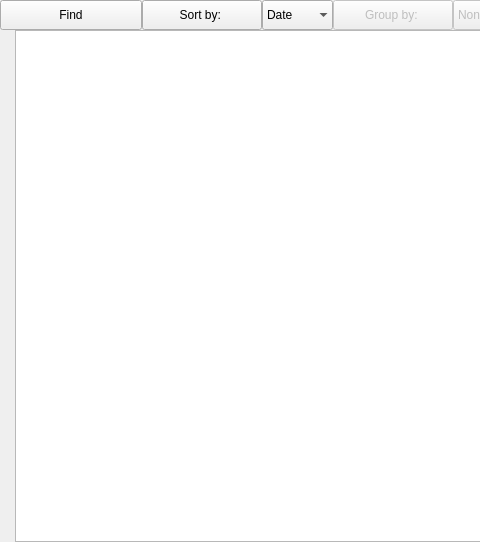
Old version of the form Sources/library_layout.ui in the repository JerryShe/O-Reader; both pictures show x 0 to 480 and y 0 to 542 of the 929 by 542 pixel window.
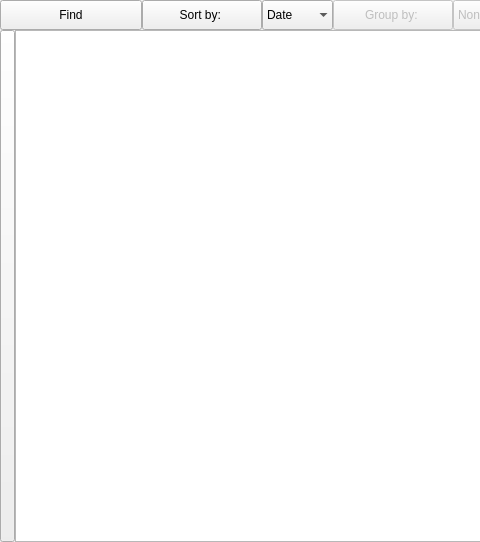
New version of the form. Custom widgets are drawn as their Qt base class.

Patch:
```diff
--- a/Sources/library_layout.ui
+++ b/Sources/library_layout.ui
@@ -328,12 +328,43 @@
    </item>
    <item>
     <layout class="QHBoxLayout" name="horizontalLayout">
+     <property name="spacing">
+      <number>0</number>
+     </property>
      <property name="leftMargin">
-      <number>15</number>
+      <number>0</number>
      </property>
      <property name="bottomMargin">
       <number>0</number>
      </property>
+     <item>
+      <widget class="QPushButton" name="ShowButton">
+       <property name="sizePolicy">
+        <sizepolicy hsizetype="Minimum" vsizetype="Expanding">
+         <horstretch>0</horstretch>
+         <verstretch>0</verstretch>
+        </sizepolicy>
+       </property>
+       <property name="minimumSize">
+        <size>
+         <width>15</width>
+         <height>0</height>
+        </size>
+       </property>
+       <property name="maximumSize">
+        <size>
+         <width>15</width>
+         <height>16777215</height>
+        </size>
+       </property>
+       <property name="text">
+        <string/>
+       </property>
+       <property name="checkable">
+        <bool>true</bool>
+       </property>
+      </widget>
+     </item>
      <item>
       <widget class="Library" name="LibraryView"/>
      </item>
```
